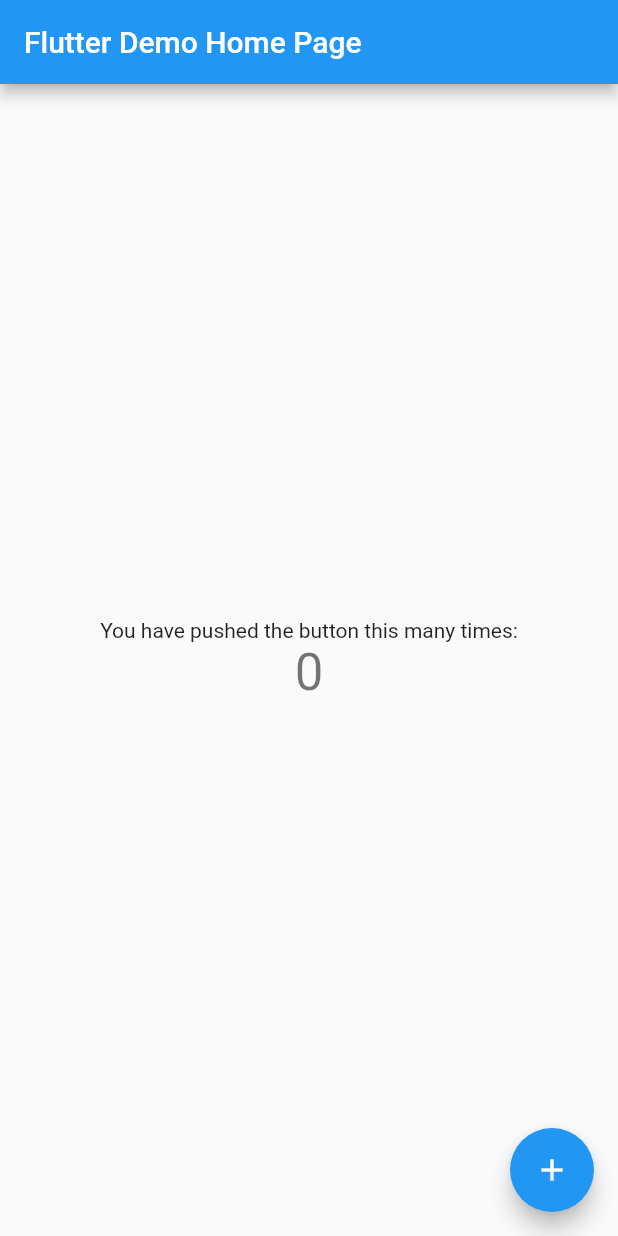
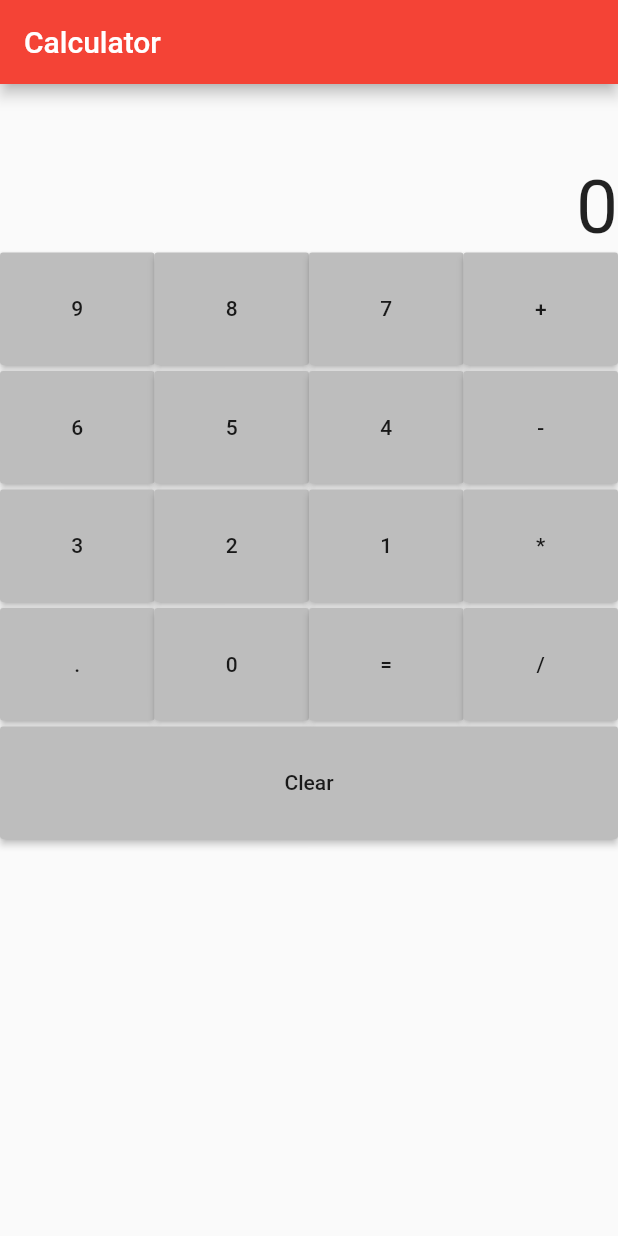
Before and after one commit to harshil1712/flutter-calcapp, a Flutter app: the screen it shows after launch, on a phone screen of 412 x 824 dp. Run offline on Flutter 3.47's test engine with Material 2 defaults, Android fonts, the phone set to English and light mode, and no system bars.

Commit message:
add, sub, clear funtion

```diff
--- /dev/null
+++ b/lib/home_page.dart
@@ -0,0 +1,316 @@
+import 'package:flutter/material.dart';
+
+class HomePage extends StatefulWidget{
+  @override
+  State createState() => new HomePageState();
+}
+
+class HomePageState extends State<HomePage>{
+
+  var num1="0", num2="0", ansStr='0', ans=0, oper='', flag=0 ;
+
+  void clear() {
+    setState(() {
+          num1="0"; num2="0"; ansStr='0'; ans=0; oper=''; flag=0 ;
+        });
+  }
+
+  void add(){
+    setState(() {
+      oper= '+';
+      if(flag==0){
+        num2 = num1;
+      }
+      else {
+        num2 = ansStr;
+      }
+        num1 = '0';
+
+        });
+  }
+  void sub(){
+    setState(() {
+      oper= '-';
+      if(flag==0){
+        num2 = num1;
+      }
+      else {
+        num2 = ansStr;
+      }
+        num1 = '0';
+
+        });
+  }
+  void one(){
+    setState(() {
+          num1+="1";
+          ans =int.parse(num1);
+          ansStr = "$ans";
+        });
+  }
+  void two(){
+    setState(() {
+          num1+="2";
+          ans =int.parse(num1);
+          ansStr = "$ans";
+        });
+  }
+  void three(){
+    setState(() {
+          num1+="3";
+          ans =int.parse(num1);
+          ansStr = "$ans";
+        });
+  }
+  void four(){
+    setState(() {
+          num1+="4";
+          ans =int.parse(num1);
+          ansStr = "$ans";
+        });
+  }
+  void five(){
+    setState(() {
+          num1+="5";
+          ans =int.parse(num1);
+          ansStr = "$ans";
+        });
+  }
+  void six(){
+    setState(() {
+          num1+="6";
+          ans =int.parse(num1);
+          ansStr = "$ans";
+        });
+  }
+  void seven(){
+    setState(() {
+          num1+="7";
+          ans =int.parse(num1);
+          ansStr = "$ans";
+        });
+  }
+  void eight(){
+    setState(() {
+          num1+="8";
+          ans =int.parse(num1);
+          ansStr = "$ans";
+        });
+  }
+  void nine(){
+    setState(() {
+          num1+="9";
+          ans =int.parse(num1);
+          ansStr = "$ans";
+        });
+  }
+  void zero(){
+    setState(() {
+          num1+="0";
+          ans =int.parse(num1);
+          ansStr = "$ans";
+        });
+  }
+
+  void disp() {
+    setState(() {
+      if(oper=='+'){
+        ans = int.parse(num1)+int.parse(num2);
+        flag++;
+      }
+      else if(oper == '-'){
+        ans = int.parse(num2)-int.parse(num1);
+        flag++;
+      }
+          ansStr = "$ans";
+        });
+  }
+
+  @override
+  Widget build(BuildContext context) {
+    return new Scaffold(
+      appBar: new AppBar(
+        title: new Text("Calculator"),
+      ),
+      body: new Container(
+        child: new Column(
+          children: <Widget>[
+            new Container(
+              constraints: new BoxConstraints.expand(
+                height: Theme.of(context).textTheme.display1.fontSize * 1.1 + 75.0,
+              ),
+              alignment: Alignment.bottomRight,
+              child: new Text(
+                "$ansStr",
+                style: new TextStyle(
+                  fontSize: 50.0,
+                ),
+                textAlign: TextAlign.right,
+              ),
+            ),
+            new Row(
+              children: <Widget>[
+                new Expanded(
+                  child: new MaterialButton(
+                    height: 75.0,
+                    child:new Text("9"),
+                    color: Colors.grey.shade400,
+                    onPressed: nine,
+                  )
+                ),
+                new Expanded(
+                  child: new MaterialButton(
+                    height: 75.0,
+                    child:new Text("8"),
+                    color: Colors.grey.shade400,
+                    onPressed: eight,
+                  ),
+                ),
+                new Expanded(
+                  child: new MaterialButton(
+                    height: 75.0,
+                    child:new Text("7"),
+                    color: Colors.grey.shade400,
+                    onPressed: seven,
+                  ),
+                ),
+                new Expanded(
+                  child: new MaterialButton(
+                    height: 75.0,
+                    child:new Text("+"),
+                    color: Colors.grey.shade400,
+                    onPressed: add,
+                  ),
+                )
+              ],
+            ),
+            new Padding(padding: new EdgeInsets.all(2.0),),
+            new Row(
+              children: <Widget>[
+                new Expanded(
+                  child: new MaterialButton(
+                    height: 75.0,
+                    child:new Text("6"),
+                    color: Colors.grey.shade400,
+                    onPressed: six,
+                  )
+                ),
+                new Expanded(
+                  child: new MaterialButton(
+                    height: 75.0,
+                    child:new Text("5"),
+                    color: Colors.grey.shade400,
+                    onPressed: five,
+                  ),
+                ),
+                new Expanded(
+                  child: new MaterialButton(
+                    height: 75.0,
+                    child:new Text("4"),
+                    color: Colors.grey.shade400,
+                    onPressed: four,
+                  ),
+                ),
+                new Expanded(
+                  child: new MaterialButton(
+                    height: 75.0,
+                    child:new Text("-"),
+                    color: Colors.grey.shade400,
+                    onPressed: sub,
+                  ),
+                )
+              ],
+            ),
+            new Padding(padding: new EdgeInsets.all(2.0),),
+            new Row(
+              children: <Widget>[
+                new Expanded(
+                  child: new MaterialButton(
+                    height: 75.0,
+                    child:new Text("3"),
+                    color: Colors.grey.shade400,
+                    onPressed: three,
+                  )
+                ),
+                new Expanded(
+                  child: new MaterialButton(
+                    height: 75.0,
+                    child:new Text("2"),
+                    color: Colors.grey.shade400,
+                    onPressed: two,
+                  ),
+                ),
+                new Expanded(
+                  child: new MaterialButton(
+                    height: 75.0,
+                    child:new Text("1"),
+                    color: Colors.grey.shade400,
+                    onPressed: one,
+                  ),
+                ),
+                new Expanded(
+                  child: new MaterialButton(
+                    height: 75.0,
+                    child:new Text("*"),
+                    color: Colors.grey.shade400,
+                    onPressed: (){},
+                  ),
+                )
+              ],
+            ),
+            new Padding(padding: new EdgeInsets.all(2.0),),
+            new Row(
+              children: <Widget>[
+                new Expanded(
+                  child: new MaterialButton(
+                    height: 75.0,
+                    child:new Text("."),
+                    color: Colors.grey.shade400,
+                    onPressed: (){},
+                  )
+                ),
+                new Expanded(
+                  child: new MaterialButton(
+                    height: 75.0,
+                    child:new Text("0"),
+                    color: Colors.grey.shade400,
+                    onPressed: zero,
+                  ),
+                ),
+                new Expanded(
+                  child: new MaterialButton(
+                    height: 75.0,
+                    child:new Text("="),
+                    color: Colors.grey.shade400,
+                    onPressed:disp,
+                  ),
+                ),
+                new Expanded(
+                  child: new MaterialButton(
+                    height: 75.0,
+                    child:new Text("/"),
+                    color: Colors.grey.shade400,
+                    onPressed: (){},
+                  ),
+                )
+              ],
+            ),
+            new Padding(padding: new EdgeInsets.all(2.0),),
+            new Row (
+              children: <Widget>[
+                new Expanded(
+                  child: new MaterialButton(
+                    height: 75.0,
+                    child:new Text("Clear"),
+                    color: Colors.grey.shade400,
+                    onPressed: clear,
+                  ),
+                )
+              ]
+            )
+          ],
+        ),
+      ),
+    );
+  }
+}
--- a/lib/main.dart
+++ b/lib/main.dart
@@ -1,109 +1,17 @@
 import 'package:flutter/material.dart';
+import 'home_page.dart';
 
 void main() => runApp(new MyApp());
 
 class MyApp extends StatelessWidget {
-  // This widget is the root of your application.
   @override
   Widget build(BuildContext context) {
     return new MaterialApp(
-      title: 'Flutter Demo',
+      title: "Calculator App",
       theme: new ThemeData(
-        // This is the theme of your application.
-        //
-        // Try running your application with "flutter run". You'll see the
-        // application has a blue toolbar. Then, without quitting the app, try
-        // changing the primarySwatch below to Colors.green and then invoke
-        // "hot reload" (press "r" in the console where you ran "flutter run",
-        // or press Run > Flutter Hot Reload in IntelliJ). Notice that the
-        // counter didn't reset back to zero; the application is not restarted.
-        primarySwatch: Colors.blue,
+        primarySwatch: Colors.red
       ),
-      home: new MyHomePage(title: 'Flutter Demo Home Page'),
+      home: new HomePage(),
     );
   }
 }
-
-class MyHomePage extends StatefulWidget {
-  MyHomePage({Key key, this.title}) : super(key: key);
-
-  // This widget is the home page of your application. It is stateful, meaning
-  // that it has a State object (defined below) that contains fields that affect
-  // how it looks.
-
-  // This class is the configuration for the state. It holds the values (in this
-  // case the title) provided by the parent (in this case the App widget) and
-  // used by the build method of the State. Fields in a Widget subclass are
-  // always marked "final".
-
-  final String title;
-
-  @override
-  _MyHomePageState createState() => new _MyHomePageState();
-}
-
-class _MyHomePageState extends State<MyHomePage> {
-  int _counter = 0;
-
-  void _incrementCounter() {
-    setState(() {
-      // This call to setState tells the Flutter framework that something has
-      // changed in this State, which causes it to rerun the build method below
-      // so that the display can reflect the updated values. If we changed
-      // _counter without calling setState(), then the build method would not be
-      // called again, and so nothing would appear to happen.
-      _counter++;
-    });
-  }
-
-  @override
-  Widget build(BuildContext context) {
-    // This method is rerun every time setState is called, for instance as done
-    // by the _incrementCounter method above.
-    //
-    // The Flutter framework has been optimized to make rerunning build methods
-    // fast, so that you can just rebuild anything that needs updating rather
-    // than having to individually change instances of widgets.
-    return new Scaffold(
-      appBar: new AppBar(
-        // Here we take the value from the MyHomePage object that was created by
-        // the App.build method, and use it to set our appbar title.
-        title: new Text(widget.title),
-      ),
-      body: new Center(
-        // Center is a layout widget. It takes a single child and positions it
-        // in the middle of the parent.
-        child: new Column(
-          // Column is also layout widget. It takes a list of children and
-          // arranges them vertically. By default, it sizes itself to fit its
-          // children horizontally, and tries to be as tall as its parent.
-          //
-          // Invoke "debug paint" (press "p" in the console where you ran
-          // "flutter run", or select "Toggle Debug Paint" from the Flutter tool
-          // window in IntelliJ) to see the wireframe for each widget.
-          //
-          // Column has various properties to control how it sizes itself and
-          // how it positions its children. Here we use mainAxisAlignment to
-          // center the children vertically; the main axis here is the vertical
-          // axis because Columns are vertical (the cross axis would be
-          // horizontal).
-          mainAxisAlignment: MainAxisAlignment.center,
-          children: <Widget>[
-            new Text(
-              'You have pushed the button this many times:',
-            ),
-            new Text(
-              '$_counter',
-              style: Theme.of(context).textTheme.display1,
-            ),
-          ],
-        ),
-      ),
-      floatingActionButton: new FloatingActionButton(
-        onPressed: _incrementCounter,
-        tooltip: 'Increment',
-        child: new Icon(Icons.add),
-      ), // This trailing comma makes auto-formatting nicer for build methods.
-    );
-  }
-}
```
